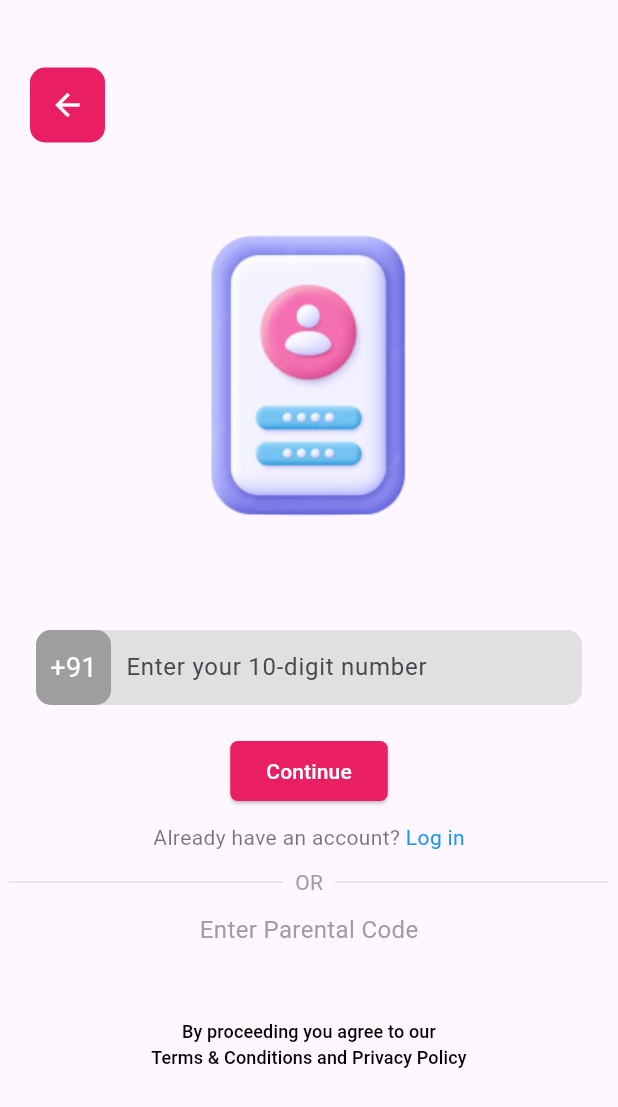
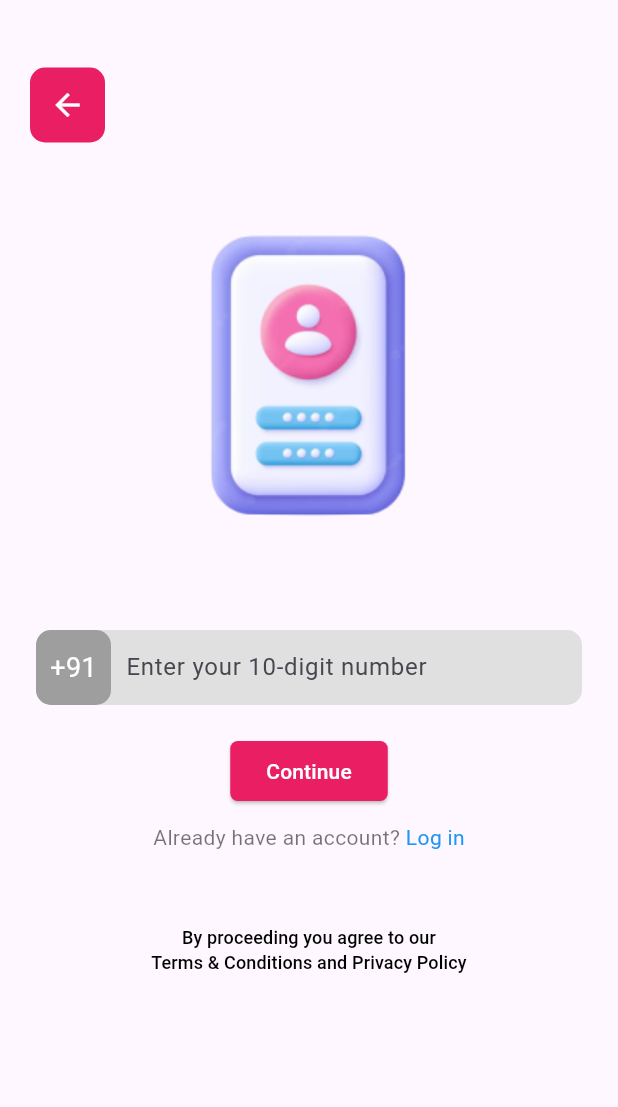
Before and after one commit to Achiket123/Ricoz_LearningApp, a Flutter app: the Login screen opened directly, after a tap on "Sign Up", on a phone screen of 412 x 824 dp. Shown: the top 1107 px of the screen. Run offline on Flutter 3.47's test engine with Material 3 defaults, Android fonts, the light colour scheme and no system bars; our stand-ins replace camera, carousel_slider, flutter_rating_bar, image_picker, persistent_bottom_nav_bar; Roboto replaces fonts that are missing (PlusJakartaSans).

Commit message:
Modified signup login otp pages code

```diff
--- a/lib/screens/startingpages/login.dart
+++ b/lib/screens/startingpages/login.dart
@@ -1,7 +1,7 @@
 import 'package:flutter/material.dart';
 import 'package:learningapp/screens/startingpages/signin.dart';
 import 'package:learningapp/screens/startingpages/onboarding.dart';
-import 'package:learningapp/screens/startingpages/home.dart';
+//import 'package:learningapp/screens/startingpages/home.dart';
 import 'package:learningapp/screens/startingpages/otpage.dart';
 import 'package:learningapp/screens/startingpages/policy.dart';
 
@@ -107,7 +107,7 @@ class _LoginState extends State<Login> {
                     onPressed: () {
                       Navigator.push(
                         context,
-                        MaterialPageRoute(builder: (context) => HomePage()),
+                        MaterialPageRoute(builder: (context) => OTPPage()),
                       );
                     },
                     style: ElevatedButton.styleFrom(
@@ -142,47 +142,9 @@ class _LoginState extends State<Login> {
                     ],
                   ),
                   const SizedBox(height: 10),
-                  Container(
-                    width: 400,
-                    child: Row(
-                      mainAxisAlignment: MainAxisAlignment.center,
-                      children: [
-                        Expanded(
-                          child: Divider(
-                            color: Colors.grey[300],
-                            thickness: 1,
-                          ),
-                        ),
-                        Padding(
-                          padding: const EdgeInsets.symmetric(horizontal: 8.0),
-                          child: Text(
-                            'OR',
-                            style: TextStyle(
-                                fontSize: 14, color: Colors.grey[500]),
-                          ),
-                        ),
-                        Expanded(
-                          child: Divider(
-                            color: Colors.grey[300],
-                            thickness: 1,
-                          ),
-                        ),
-                      ],
-                    ),
-                  ),
+
                   const SizedBox(height: 10),
-                  GestureDetector(
-                    onTap: () {
-                      Navigator.push(
-                        context,
-                        MaterialPageRoute(builder: (context) => OTPPage()),
-                      );
-                    },
-                    child: Text(
-                      'Enter Parental Code',
-                      style: TextStyle(fontSize: 16, color: Colors.grey[500]),
-                    ),
-                  ),
+
 
                   const SizedBox(height: 40),
 
--- a/lib/screens/startingpages/signin.dart
+++ b/lib/screens/startingpages/signin.dart
@@ -1,7 +1,7 @@
 import 'package:flutter/material.dart';
 import 'package:learningapp/screens/startingpages/onboarding.dart';
 import 'package:learningapp/screens/startingpages/home.dart';
-import 'package:learningapp/screens/startingpages/otpage2.dart';
+import 'package:learningapp/screens/startingpages/otpage.dart';
 import 'package:learningapp/screens/startingpages/policy.dart';
 import 'package:learningapp/screens/startingpages/login.dart';
 class SignInPage extends StatefulWidget {
@@ -104,7 +104,7 @@ class _SignInPageState extends State<SignInPage> {
                     onPressed: () {
                       Navigator.push(
                         context,
-                        MaterialPageRoute(builder: (context) => HomePage()),
+                        MaterialPageRoute(builder: (context) => OTPPage()),
                       );
                     },
                     style: ElevatedButton.styleFrom(
@@ -138,51 +138,7 @@ class _SignInPageState extends State<SignInPage> {
                       ),
                     ],
                   ),
-                  SizedBox(height: 10),
-                  Container(
-                    width: 400,
-                    child: Row(
-                      mainAxisAlignment: MainAxisAlignment.center,
-                      children: [
-                        Expanded(
-                          child: Divider(
-                            color: Colors.grey[300],
-                            thickness: 1,
-                          ),
-                        ),
-                        Padding(
-                          padding: const EdgeInsets.symmetric(horizontal: 8.0),
-                          child: Text(
-                            'OR',
-                            style: TextStyle(fontSize: 14, color: Colors.grey[500]),
-                          ),
-                        ),
-                        Expanded(
-                          child: Divider(
-                            color: Colors.grey[300],
-                            thickness: 1,
-                          ),
-                        ),
-                      ],
-                    ),
-                  ),
-                  SizedBox(height: 10),
-                  GestureDetector(
-                    onTap: () {
-                      Navigator.push(
-                        context,
-                        MaterialPageRoute(builder: (context) => OTPPage()),
-                      );
-                    },
-                    child: Text(
-                      'Enter Parental Code',
-                      style: TextStyle(fontSize: 16, color: Colors.grey[500]),
-                    ),
-                  ),
-
                   SizedBox(height: 40),
-
-
                   TextButton(
                     onPressed: () {
 
```
Also changed, not shown: lib/screens/startingpages/otpage.dart (+11 -78 lines).
